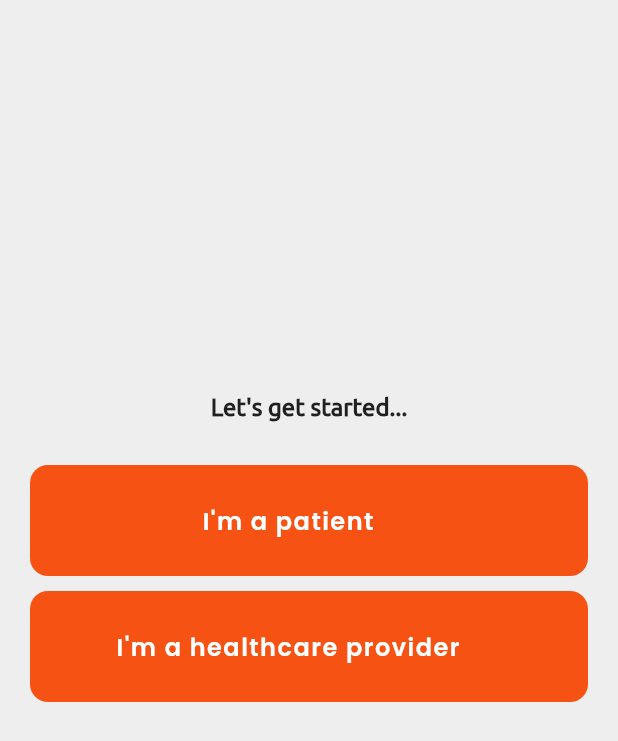
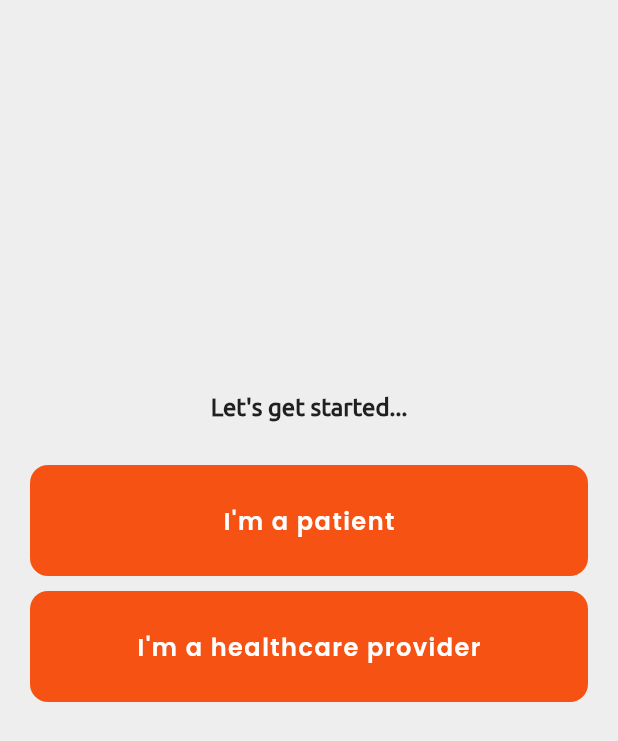
Before and after one commit to RangaKomalSai/E-Dialysis, a Flutter app: the screen it shows after launch, on a phone screen of 412 x 824 dp. Shown: the top 741 px of the screen. Run offline on Flutter 3.47's test engine with Material 2 defaults, Android fonts, the phone set to English and light mode, and no system bars; our stand-ins replace google_nav_bar, lottie, page_transition; network calls fail.

Commit message:
minor fixes

```diff
--- a/lib/pages/logins/hp_signup2.dart
+++ b/lib/pages/logins/hp_signup2.dart
@@ -60,7 +60,7 @@ class _HpSignup2State extends State<HpSignup2> {
               const SizedBox(height: 20,),
 
               //sign-in button
-              MyButton(text: 'Next', onTap: (){Navigator.of(context).pushNamed('/hp_signup3');}, myIcon: Icons.arrow_forward,),
+              MyButton(text: 'Next', onTap: (){Navigator.of(context).pushNamed('/hp_signup3');}, iconVisible: true,),
 
             ],
           ),
--- a/lib/pages/logins/hp_signup3.dart
+++ b/lib/pages/logins/hp_signup3.dart
@@ -68,7 +68,7 @@ class _HpSignup3State extends State<HpSignup3> {
               const SizedBox(height: 20,),
 
               //sign-in button
-              MyButton(text: 'Signup', onTap: (){Navigator.of(context).pushNamed('/homepage');}, myIcon: Icons.arrow_forward,),
+              MyButton(text: 'Signup', onTap: (){Navigator.of(context).pushNamed('/homepage');},iconVisible: true,),
 
             ],
           ),
--- a/lib/pages/logins/login_page.dart
+++ b/lib/pages/logins/login_page.dart
@@ -73,7 +73,7 @@ class _LoginPageState extends State<LoginPage> {
               const SizedBox(height: 15,),
 
               //sign-in button
-              MyButton(text: 'Login', onTap: (){Navigator.of(context).pushNamed('/homepage');}),
+              MyButton(text: 'Login', onTap: (){Navigator.of(context).pushNamed('/homepage');},iconVisible: false,),
 
               //register now button
               const SizedBox(height: 20,),
--- a/lib/pages/logins/signup.dart
+++ b/lib/pages/logins/signup.dart
@@ -66,7 +66,7 @@ class _SignupPageState extends State<SignupPage> {
               MyButton(
                 text: 'Next',
                 onTap: (){Navigator.of(context).pushNamed('/signup2');},
-                myIcon: Icons.arrow_forward,
+                iconVisible: true,
               ),
 
               const SizedBox(height: 20,),
--- a/lib/pages/logins/signup2.dart
+++ b/lib/pages/logins/signup2.dart
@@ -68,7 +68,7 @@ class _Signup2State extends State<Signup2> {
               const SizedBox(height: 20,),
 
               //sign-in button
-              MyButton(text: 'Signup', onTap: (){Navigator.of(context).pushNamed('/homepage');}, myIcon: Icons.arrow_forward,),
+              MyButton(text: 'Signup', onTap: (){Navigator.of(context).pushNamed('/homepage');}, iconVisible: true,),
 
             ],
           ),
--- a/lib/pages/role_selection.dart
+++ b/lib/pages/role_selection.dart
@@ -25,9 +25,9 @@ class RoleSelection extends StatelessWidget {
                   fontWeight: FontWeight.bold
                 ),),
                 const SizedBox(height: 30,),
-                MyButton(text: 'I\'m a patient', onTap: (){Navigator.of(context).pushNamed('/signup');}, myIcon: null,),
+                MyButton(text: 'I\'m a patient', onTap: (){Navigator.of(context).pushNamed('/signup');}, iconVisible: false,),
                 const SizedBox(height: 10,),
-                MyButton(text: 'I\'m a healthcare provider', onTap: (){Navigator.of(context).pushNamed('/hp_signup');},myIcon: null,)
+                MyButton(text: 'I\'m a healthcare provider', onTap: (){Navigator.of(context).pushNamed('/hp_signup');},iconVisible: false,)
               ],
             ),
           ),
--- a/lib/pages/splash_screen.dart
+++ b/lib/pages/splash_screen.dart
@@ -28,7 +28,7 @@ class _SplashState extends State<Splash> {
   @override
   Widget build(BuildContext context) {
     return Scaffold(
-      backgroundColor: Colors.white,
+      backgroundColor: Colors.grey[200],
       body: Center(
         child: Lottie.network('https://lottie.host/8577f454-f813-4d85-b1e1-22f4079753f6/8UHJ6x1SBv.json',
         height: 250),
--- a/lib/widgets/button.dart
+++ b/lib/widgets/button.dart
@@ -3,12 +3,12 @@ import 'package:flutter/material.dart';
 class MyButton extends StatelessWidget {
   final String text;
   final void Function()? onTap;
-  final IconData? myIcon;
+  final bool iconVisible;
   const MyButton({
     super.key,
     required this.text,
     required this.onTap,
-    this.myIcon
+    required this.iconVisible
   });
 
   @override
@@ -25,7 +25,8 @@ class MyButton extends StatelessWidget {
           child: Row(
             mainAxisAlignment: MainAxisAlignment.center,
             children: [
-              Text(
+              Flexible(
+                child: Text(
                   text,
                   style: const TextStyle(
                     color: Colors.white,
@@ -36,8 +37,15 @@ class MyButton extends StatelessWidget {
                   maxLines: null,
                   overflow: TextOverflow.visible,
                 ),
-                const SizedBox(width: 8,),
-                Icon(myIcon, color: Colors.white, weight: 2, size: 20,),
+              ),
+              Visibility(
+                visible: iconVisible,
+                  child: const Icon(
+                    Icons.arrow_forward,
+                    color: Colors.white, weight: 2,
+                    size: 20,
+                  )
+              ),
             ],
           ),
         ),
```
Also changed, not shown: lib/pages/logins/hp_login_page.dart (+6 -2 lines), lib/pages/logins/hp_signup.dart (+6 -2 lines), lib/widgets/gnav.dart (+28 -4 lines). Lines whose indentation alone changed are shown as unchanged.
